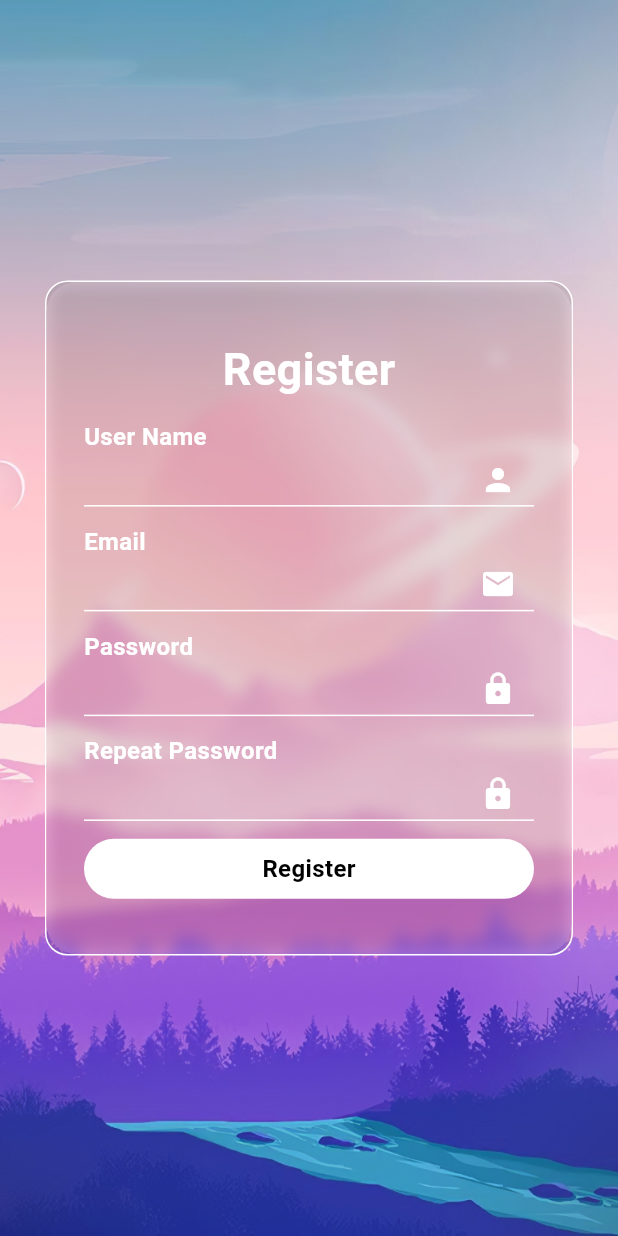
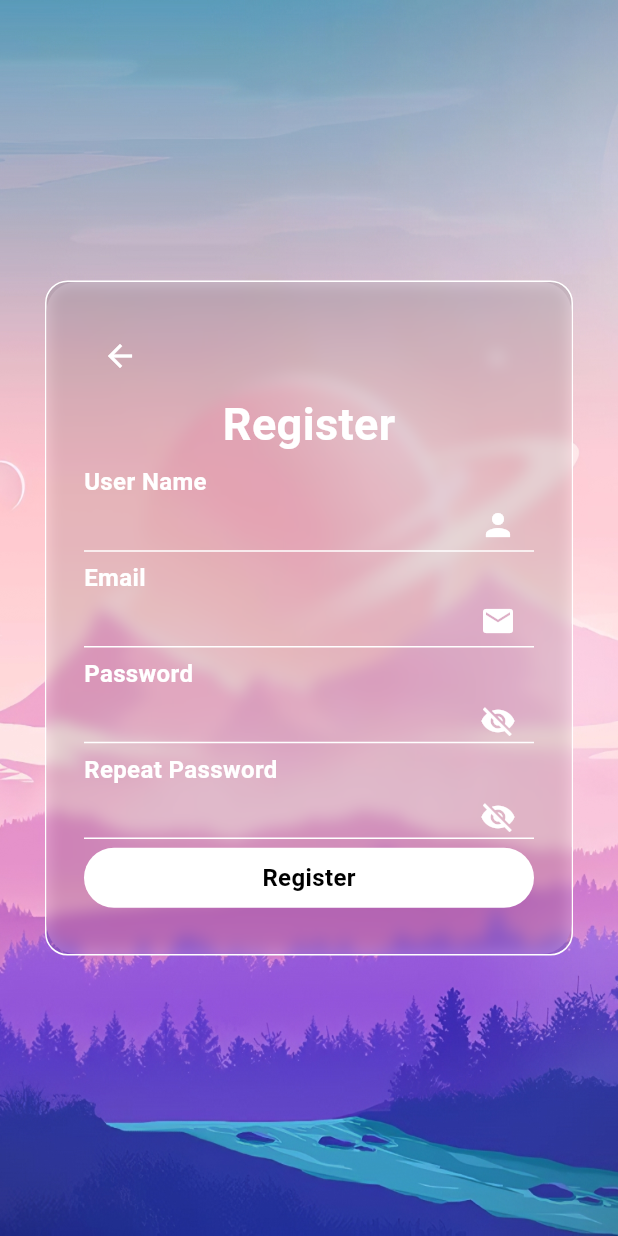
Before and after one commit to hieu92264/iot_flutter_app, a Flutter app: the screen it shows after launch, after a tap on "Log In", after a tap on "REGISTER", on a phone screen of 412 x 824 dp. Run offline on Flutter 3.47's test engine with Material 3 defaults, Android fonts, the light colour scheme and no system bars.

Commit message:
thay khóa = con mắt để hiển thị mật khẩu thêm nút back ở giao diện đăng ký + giao diện quên mật khẩu

```diff
--- a/lib/screens/login2.dart
+++ b/lib/screens/login2.dart
@@ -18,6 +18,7 @@ class _LoginScreenState extends State<LoginScreen> {
   String loginStatus = '';
   bool rememberMe = false; // Biến để theo dõi trạng thái của checkbox
   bool isLoading = false; // Biến để quản lý trạng thái loading
+  bool _isPasswordVisible = false; // Thêm biến trạng thái để theo dõi xem mật khẩu có được hiển thị hay không
 
   // Hàm để kiểm tra đầu vào
   String? validateInput() {
@@ -93,16 +94,23 @@ class _LoginScreenState extends State<LoginScreen> {
                     Container(
                       height: 35,
                       decoration: const BoxDecoration(
-                          border:
-                              Border(bottom: BorderSide(color: Colors.white))),
+                          border: Border(bottom: BorderSide(color: Colors.white))),
                       child: TextFormField(
                         controller: _passwordController,
-                        obscureText: true,
+                        obscureText: !_isPasswordVisible, // Ẩn mật khẩu khi _isPasswordVisible là false
                         style: const TextStyle(color: Colors.white),
-                        decoration: const InputDecoration(
-                          suffixIcon: Icon(
-                            Icons.lock,
-                            color: Colors.white,
+                        decoration: InputDecoration(
+                          suffixIcon: IconButton(
+                            icon: Icon(
+                              _isPasswordVisible ? Icons.visibility : Icons.visibility_off,
+                              color: Colors.white,
+                            ),
+                            onPressed: () {
+                              // Thay đổi trạng thái hiển thị mật khẩu
+                              setState(() {
+                                _isPasswordVisible = !_isPasswordVisible;
+                              });
+                            },
                           ),
                           fillColor: Colors.white,
                           border: InputBorder.none,
--- a/lib/screens/register.dart
+++ b/lib/screens/register.dart
@@ -162,6 +162,9 @@ class _RegisterScreenState extends State<RegisterScreen> {
       TextEditingController(); // Thêm biến cho Repeat Password
   final Authcontroller _authcontroller = Authcontroller();
   String registerStatus = '';
+  // Thêm các biến trạng thái để theo dõi xem mật khẩu và mật khẩu lặp lại có được hiển thị hay không
+  bool _isPasswordVisible = false;
+  bool _isRepeatPasswordVisible = false;
 
   // Hàm kiểm tra đầu vào
   String? validateInput() {
@@ -213,7 +216,17 @@ class _RegisterScreenState extends State<RegisterScreen> {
                 child: Column(
                   crossAxisAlignment: CrossAxisAlignment.start,
                   children: [
-                    const Spacer(),
+                    // Nút Back nằm trong Container
+                    Row(
+                      children: [
+                        IconButton(
+                          icon: const Icon(Icons.arrow_back, color: Colors.white),
+                          onPressed: () {
+                            Navigator.pop(context); // Quay lại trang LoginScreen
+                          },
+                        ),
+                      ],
+                    ),
                     Center(
                       child: TextUtil(
                         text: "Register",
@@ -227,7 +240,7 @@ class _RegisterScreenState extends State<RegisterScreen> {
                       height: 35,
                       decoration: const BoxDecoration(
                           border:
-                              Border(bottom: BorderSide(color: Colors.white))),
+                          Border(bottom: BorderSide(color: Colors.white))),
                       child: TextFormField(
                         controller: _usernameController,
                         style: const TextStyle(color: Colors.white),
@@ -247,7 +260,7 @@ class _RegisterScreenState extends State<RegisterScreen> {
                       height: 35,
                       decoration: const BoxDecoration(
                           border:
-                              Border(bottom: BorderSide(color: Colors.white))),
+                          Border(bottom: BorderSide(color: Colors.white))),
                       child: TextFormField(
                         controller: _emailController,
                         style: const TextStyle(color: Colors.white),
@@ -266,16 +279,22 @@ class _RegisterScreenState extends State<RegisterScreen> {
                     Container(
                       height: 35,
                       decoration: const BoxDecoration(
-                          border:
-                              Border(bottom: BorderSide(color: Colors.white))),
+                          border: Border(bottom: BorderSide(color: Colors.white))),
                       child: TextFormField(
                         controller: _passwordController,
-                        obscureText: true,
+                        obscureText: !_isPasswordVisible, // Ẩn mật khẩu khi _isPasswordVisible là false
                         style: const TextStyle(color: Colors.white),
-                        decoration: const InputDecoration(
-                          suffixIcon: Icon(
-                            Icons.lock,
-                            color: Colors.white,
+                        decoration: InputDecoration(
+                          suffixIcon: IconButton(
+                            icon: Icon(
+                              _isPasswordVisible ? Icons.visibility : Icons.visibility_off,
+                              color: Colors.white,
+                            ),
+                            onPressed: () {
+                              setState(() {
+                                _isPasswordVisible = !_isPasswordVisible;
+                              });
+                            },
                           ),
                           fillColor: Colors.white,
                           border: InputBorder.none,
@@ -283,22 +302,26 @@ class _RegisterScreenState extends State<RegisterScreen> {
                       ),
                     ),
                     const Spacer(),
-                    TextUtil(
-                        text:
-                            "Repeat Password"), // Thêm tiêu đề cho Repeat Password
+                    TextUtil(text: "Repeat Password"), // Thêm tiêu đề cho Repeat Password
                     Container(
                       height: 35,
                       decoration: const BoxDecoration(
-                          border:
-                              Border(bottom: BorderSide(color: Colors.white))),
+                          border: Border(bottom: BorderSide(color: Colors.white))),
                       child: TextFormField(
                         controller: _repeatPasswordController,
-                        obscureText: true,
+                        obscureText: !_isRepeatPasswordVisible, // Ẩn mật khẩu khi _isRepeatPasswordVisible là false
                         style: const TextStyle(color: Colors.white),
-                        decoration: const InputDecoration(
-                          suffixIcon: Icon(
-                            Icons.lock,
-                            color: Colors.white,
+                        decoration: InputDecoration(
+                          suffixIcon: IconButton(
+                            icon: Icon(
+                              _isRepeatPasswordVisible ? Icons.visibility : Icons.visibility_off,
+                              color: Colors.white,
+                            ),
+                            onPressed: () {
+                              setState(() {
+                                _isRepeatPasswordVisible = !_isRepeatPasswordVisible;
+                              });
+                            },
                           ),
                           fillColor: Colors.white,
                           border: InputBorder.none,
@@ -311,10 +334,9 @@ class _RegisterScreenState extends State<RegisterScreen> {
                         String? validationMessage = validateInput();
                         if (validationMessage != null) {
                           setState(() {
-                            registerStatus =
-                                validationMessage; // Hiển thị thông báo lỗi
+                            registerStatus = validationMessage;
                           });
-                          return; // Dừng hàm nếu đầu vào không hợp lệ
+                          return;
                         }
 
                         String email = _emailController.text;
```
Also changed, not shown: lib/screens/forgot_password.dart (+13 -2 lines).
